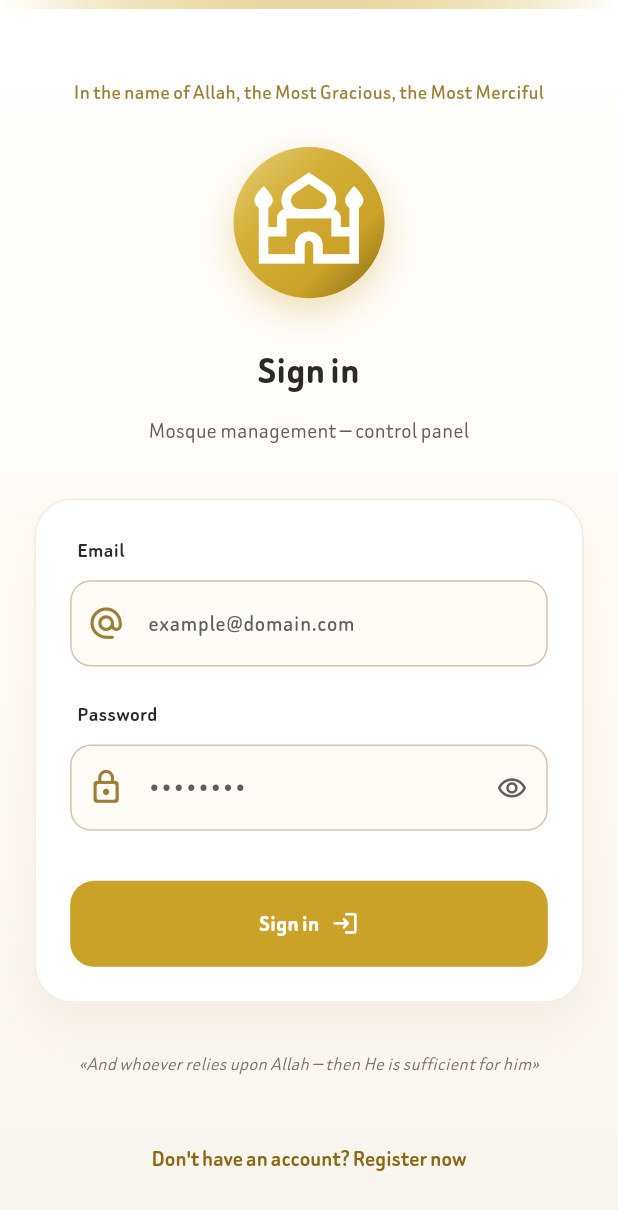
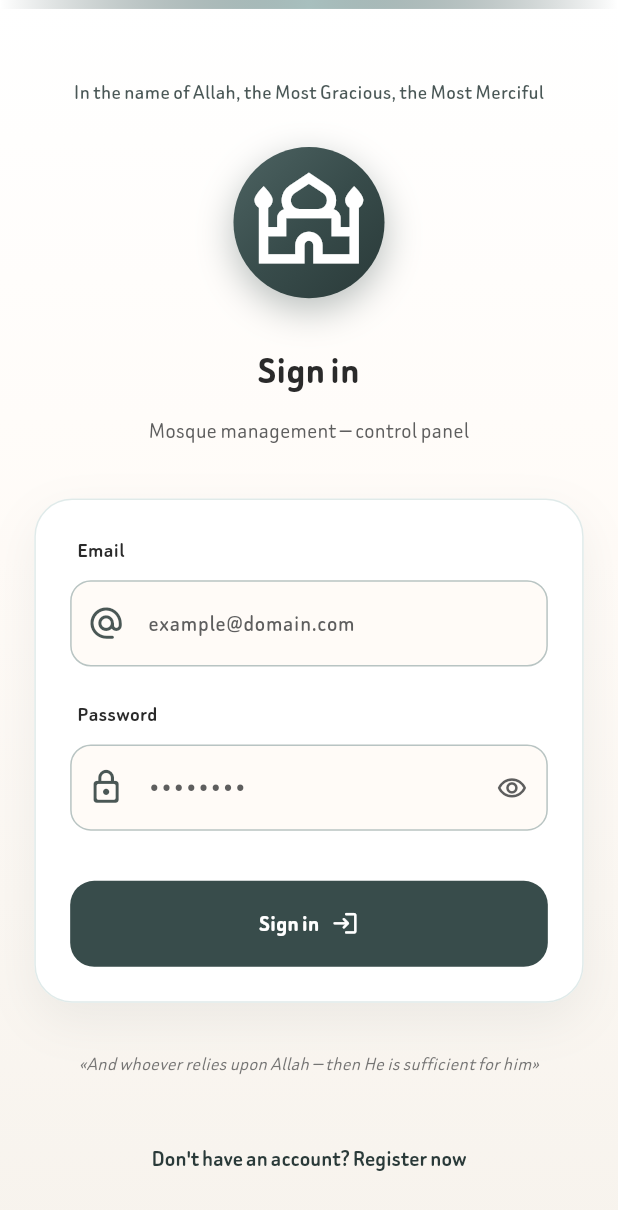
Before and after one commit to Mounir-Almzayek/Mosques, a Flutter app: the screen it shows after launch, on a phone screen of 412 x 824 dp. Shown: the top 1210 px of the screen. Run offline on Flutter 3.47's test engine with Material 3 defaults, Android fonts, the phone set to English and light mode, and no system bars; our stand-ins replace adhan, cloud_firestore, connectivity_plus, equatable, firebase_auth, firebase_core and 22 more; accounts and stored records are empty.

Commit message:
style: replace gold color palette with #384c4b teal-green

```diff
--- a/lib/core/styles/app_colors.dart
+++ b/lib/core/styles/app_colors.dart
@@ -1,50 +1,47 @@
 import 'package:flutter/material.dart';
 
-/// لوحة ألوان التطبيق الإسلامية: كريمي/أبيض، ذهبي فاخر، أسود ناعم، وحالات واضحة للنجاح/الخطأ.
+/// App color palette: deep teal-green brand, warm neutral surfaces.
 abstract final class AppColors {
-  // —— ذهبي ——
-  static const Color goldDeep = Color(0xFF8B6914);
-  static const Color goldRich = Color(0xFFC9A227);
-  static const Color goldBright = Color(0xFFD4AF37);
-  static const Color goldLight = Color(0xFFE8D5A3);
-  static const Color goldWhisper = Color(0xFFF3EAD8);
+  // —— Brand teal ——
+  static const Color primaryDark = Color(0xFF2A3A39);
+  static const Color primary = Color(0xFF384C4B);
+  static const Color primaryLight = Color(0xFF4D6362);
+  static const Color primarySurface = Color(0xFFA8BFBE);
+  static const Color primaryWhisper = Color(0xFFDCE8E7);
 
-  // —— أسطح ومحايدات دافئة ——
+  // —— Warm surfaces ——
   static const Color creamWhite = Color(0xFFFFFBF7);
   static const Color pearlMist = Color(0xFFF7F3ED);
 
-  /// لون العلامة والأزرار الرئيسية
-  static const Color primary = goldRich;
+  /// Alias for primary brand color
+  static const Color primaryStart = primaryLight;
+  static const Color primaryEnd = primaryDark;
 
-  /// حواف التدرجات والظلال الخفيفة (بديل اسم قديم: primaryStart / primaryEnd)
-  static const Color primaryStart = goldBright;
-  static const Color primaryEnd = goldDeep;
-
-  // —— نص ——
+  // —— Text ——
   static const Color primaryText = Color(0xFF2A2A2A);
   static const Color secondaryText = Color(0xFF5E5E5E);
   static const Color mutedForeground = secondaryText;
   static const Color foreground = primaryText;
 
-  // —— خلفيات وبطاقات ——
+  // —— Backgrounds & cards ——
   static const Color background = pearlMist;
   static const Color surface = Color(0xFFFFFFFF);
   static const Color card = surface;
   static const Color brightWhite = surface;
-  static const Color muted = goldWhisper;
+  static const Color muted = primaryWhisper;
 
-  // —— حدود وحقول ——
-  static const Color border = Color(0xFFE5DCC8);
-  static const Color input = Color(0xFFD4C4B0);
+  // —— Borders & inputs ——
+  static const Color border = Color(0xFFD4DBD9);
+  static const Color input = Color(0xFFB8C4C3);
 
   static const Color textOnPrimary = Color(0xFFFFFFFF);
 
-  // —— حالات (مختصرة، متناسقة مع الواجهة) ——
+  // —— States ——
   static const Color error = Color(0xFFC53030);
   static const Color success = Color(0xFF2D6A4F);
   static const Color warning = Color(0xFFB8860B);
 
-  // —— تدرجات ——
+  // —— Gradients ——
   static const LinearGradient loginBackgroundGradient = LinearGradient(
     begin: Alignment.topCenter,
     end: Alignment.bottomCenter,
@@ -52,22 +49,18 @@ abstract final class AppColors {
     stops: [0.0, 0.45, 1.0],
   );
 
-  static const LinearGradient goldLuxuryGradient = LinearGradient(
+  static const LinearGradient primaryGradient = LinearGradient(
     begin: Alignment.topLeft,
     end: Alignment.bottomRight,
-    colors: [Color(0xFFE6CF7A), goldBright, goldRich, goldDeep],
-    stops: [0.0, 0.35, 0.7, 1.0],
+    colors: [primaryLight, primary, primaryDark],
   );
 
-  static const LinearGradient goldHairlineGradient = LinearGradient(
-    colors: [Color(0x00D4AF37), goldLight, Color(0x00D4AF37)],
+  static const LinearGradient accentGradient = LinearGradient(
+    colors: [Color(0x00384C4B), primarySurface, Color(0x00384C4B)],
   );
 
-  /// أزرار وترويسات تستخدم تدرجاً ذهبياً افتراضياً
-  static const LinearGradient primaryGradient = goldLuxuryGradient;
-
   static const LinearGradient secondaryGradient = LinearGradient(
-    colors: [Color(0x1AD4AF37), Color(0x26C9A227)],
+    colors: [Color(0x1A384C4B), Color(0x26384C4B)],
     begin: Alignment.centerLeft,
     end: Alignment.centerRight,
   );
--- a/lib/core/styles/app_theme.dart
+++ b/lib/core/styles/app_theme.dart
@@ -79,7 +79,7 @@ abstract final class AppTheme {
       brightness: Brightness.light,
       primary: AppColors.primary,
       onPrimary: AppColors.textOnPrimary,
-      secondary: AppColors.goldWhisper,
+      secondary: AppColors.primaryWhisper,
       onSecondary: AppColors.primaryText,
       error: AppColors.error,
       onError: AppColors.brightWhite,
--- a/lib/features/auth/presentation/login_screen.dart
+++ b/lib/features/auth/presentation/login_screen.dart
@@ -85,7 +85,7 @@ class _LoginScreenState extends State<LoginScreen> {
                 child: Container(
                   height: 5.h,
                   decoration: const BoxDecoration(
-                    gradient: AppColors.goldHairlineGradient,
+                    gradient: AppColors.accentGradient,
                   ),
                 ),
               ),
@@ -127,7 +127,7 @@ class _LoginScreenState extends State<LoginScreen> {
                               style: TextStyle(
                                 fontSize: context.adaptiveFont(13.sp),
                                 fontWeight: FontWeight.w500,
-                                color: AppColors.goldDeep.withValues(
+                                color: AppColors.primaryDark.withValues(
                                   alpha: 0.85,
                                 ),
                                 height: 1.6,
@@ -166,13 +166,13 @@ class _LoginScreenState extends State<LoginScreen> {
                                 color: Colors.white,
                                 borderRadius: BorderRadius.circular(22.r),
                                 border: Border.all(
-                                  color: AppColors.goldWhisper.withValues(
+                                  color: AppColors.primaryWhisper.withValues(
                                     alpha: 0.9,
                                   ),
                                 ),
                                 boxShadow: [
                                   BoxShadow(
-                                    color: AppColors.goldDeep.withValues(
+                                    color: AppColors.primaryDark.withValues(
                                       alpha: 0.07,
                                     ),
                                     blurRadius: 28,
@@ -196,7 +196,7 @@ class _LoginScreenState extends State<LoginScreen> {
                                       hintText: s.email_hint,
                                       labelColor: AppColors.primaryText,
                                       textColor: AppColors.primaryText,
-                                      focusBorderColor: AppColors.goldRich,
+                                      focusBorderColor: AppColors.primary,
                                       fillColor: AppColors.creamWhite,
                                       enabled: !loading,
                                       onChanged: (v) => context
@@ -205,7 +205,7 @@ class _LoginScreenState extends State<LoginScreen> {
                                       validator: (v) => _validateEmail(v, s),
                                       prefixIcon: Icon(
                                         Icons.alternate_email_rounded,
-                                        color: AppColors.goldDeep.withValues(
+                                        color: AppColors.primaryDark.withValues(
                                           alpha: 0.85,
                                         ),
                                         size: context.adaptiveIcon(22.sp),
@@ -222,7 +222,7 @@ class _LoginScreenState extends State<LoginScreen> {
                                       hintText: s.password_hint,
                                       labelColor: AppColors.primaryText,
                                       textColor: AppColors.primaryText,
-                                      focusBorderColor: AppColors.goldRich,
+                                      focusBorderColor: AppColors.primary,
                                       fillColor: AppColors.creamWhite,
                                       enabled: !loading,
                                       onChanged: (v) => context
@@ -232,7 +232,7 @@ class _LoginScreenState extends State<LoginScreen> {
                                       onFieldSubmitted: (_) => _submit(),
                                       prefixIcon: Icon(
                                         Icons.lock_outline_rounded,
-                                        color: AppColors.goldDeep.withValues(
+                                        color: AppColors.primaryDark.withValues(
                                           alpha: 0.85,
                                         ),
                                         size: context.adaptiveIcon(22.sp),
@@ -278,7 +278,7 @@ class _LoginScreenState extends State<LoginScreen> {
                                   onPressed: () =>
                                       context.push(Routes.registrationPath),
                                   style: TextButton.styleFrom(
-                                    foregroundColor: AppColors.goldDeep,
+                                    foregroundColor: AppColors.primaryDark,
                                   ),
                                   child: Text(
                                     s.register_link,
@@ -318,10 +318,10 @@ class _BrandMark extends StatelessWidget {
         height: size,
         decoration: BoxDecoration(
           shape: BoxShape.circle,
-          gradient: AppColors.goldLuxuryGradient,
+          gradient: AppColors.primaryGradient,
           boxShadow: [
             BoxShadow(
-              color: AppColors.goldRich.withValues(alpha: 0.35),
+              color: AppColors.primary.withValues(alpha: 0.35),
               blurRadius: 20,
               offset: const Offset(0, 8),
             ),
```
